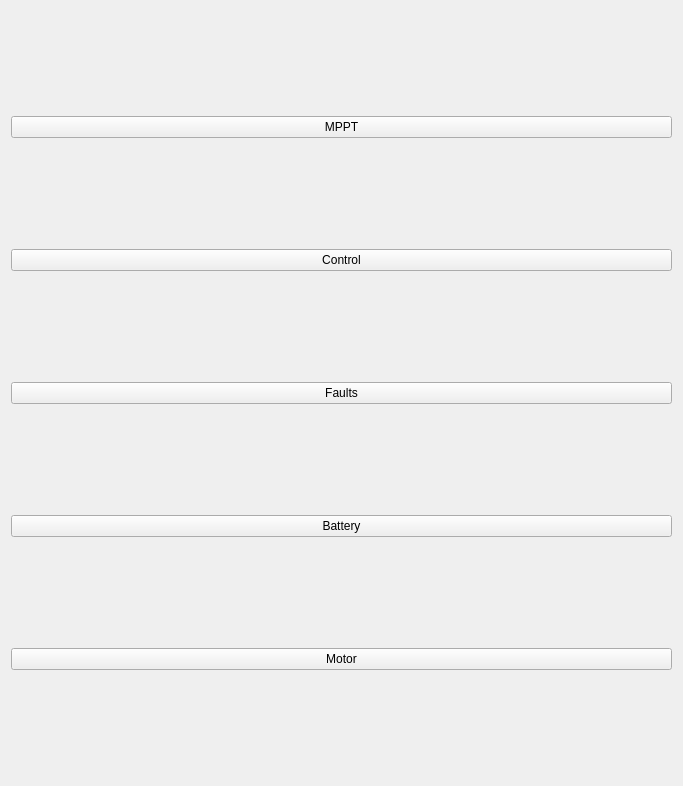
This is src/ViewLayer/DebugDisplay/HomePage/HomePageUi/HomePageUi.ui in UCSolarCarTeam/Epsilon-Dashboard as Qt 5 draws it before an edit. The edited form follows.
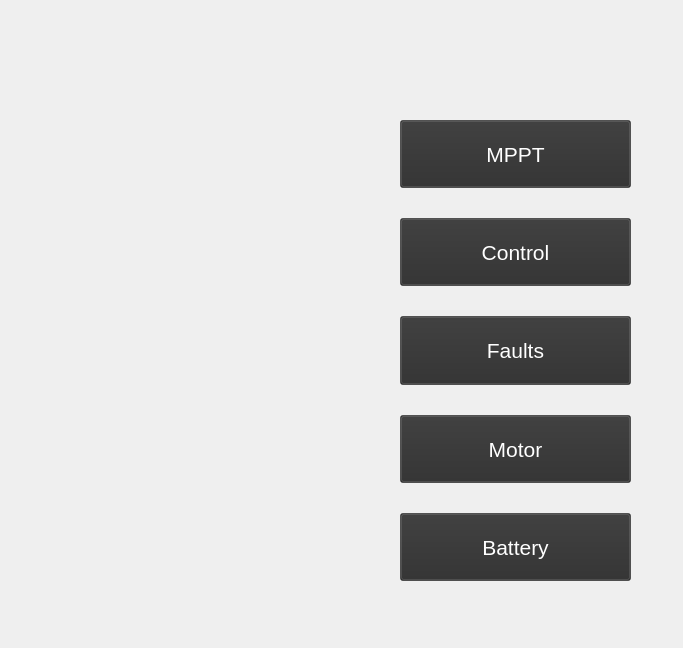
This is the edited form. Icons and pictures are not drawn.

```diff
--- a/src/ViewLayer/DebugDisplay/HomePage/HomePageUi/HomePageUi.ui
+++ b/src/ViewLayer/DebugDisplay/HomePage/HomePageUi/HomePageUi.ui
@@ -7,76 +7,205 @@
     <x>0</x>
     <y>0</y>
     <width>683</width>
-    <height>786</height>
+    <height>648</height>
    </rect>
   </property>
-  <property name="maximumSize">
-   <size>
-    <width>683</width>
-    <height>786</height>
-   </size>
-  </property>
   <property name="windowTitle">
    <string>Form</string>
   </property>
+  <property name="autoFillBackground">
+   <bool>true</bool>
+  </property>
+  <widget class="QLabel" name="label">
+   <property name="geometry">
+    <rect>
+     <x>50</x>
+     <y>40</y>
+     <width>281</width>
+     <height>601</height>
+    </rect>
+   </property>
+   <property name="text">
+    <string/>
+   </property>
+   <property name="pixmap">
+    <pixmap resource="../../../uiresources.qrc">:/Resource/Faults 2.png</pixmap>
+   </property>
+   <property name="scaledContents">
+    <bool>true</bool>
+   </property>
+  </widget>
+  <widget class="QWidget" name="">
+   <property name="geometry">
+    <rect>
+     <x>400</x>
+     <y>120</y>
+     <width>231</width>
+     <height>461</height>
+    </rect>
+   </property>
+   <property name="font">
+    <font>
+     <pointsize>16</pointsize>
+    </font>
+   </property>
+   <property name="focusPolicy">
+    <enum>Qt::NoFocus</enum>
+   </property>
   <property name="styleSheet">
-   <string notr="true"/>
-  </property>
-  <layout class="QVBoxLayout" name="verticalLayout">
-   <item>
+    <string>QPushButton { background-color: rgb(45, 45, 45,150); }
+</string>
+   </property>
+   <layout class="QGridLayout" name="gridLayout_2">
+    <property name="verticalSpacing">
+     <number>30</number>
+    </property>
+    <item row="0" column="0">
     <widget class="QPushButton" name="MPPT">
+      <property name="sizePolicy">
+       <sizepolicy hsizetype="Minimum" vsizetype="Preferred">
+        <horstretch>0</horstretch>
+        <verstretch>0</verstretch>
+       </sizepolicy>
+      </property>
+      <property name="font">
+       <font>
+        <pointsize>16</pointsize>
+       </font>
+      </property>
      <property name="focusPolicy">
       <enum>Qt::NoFocus</enum>
      </property>
      <property name="styleSheet">
-      <string notr="true">font: 9pt &quot;Sans Serif&quot;;</string>
+       <string notr="true">QPushButton { 
+background-color: rgb(45, 45, 45,150); 
+color: white;
+}
+</string>
      </property>
      <property name="text">
       <string notr="true">MPPT</string>
      </property>
-     <property name="icon">
-      <iconset>
-       <normaloff>../../Desktop/Tab Background.png</normaloff>
-       <normalon>../../Desktop/Tab Background.png</normalon>../../Desktop/Tab Background.png</iconset>
-     </property>
-     <property name="iconSize">
-      <size>
-       <width>80</width>
-       <height>22</height>
-      </size>
-     </property>
-    </widget>
-   </item>
-   <item>
+     </widget>
+    </item>
+    <item row="1" column="0">
     <widget class="QPushButton" name="controlButton">
+      <property name="sizePolicy">
+       <sizepolicy hsizetype="Minimum" vsizetype="Preferred">
+        <horstretch>0</horstretch>
+        <verstretch>0</verstretch>
+       </sizepolicy>
+      </property>
+      <property name="font">
+       <font>
+        <pointsize>16</pointsize>
+       </font>
+      </property>
+      <property name="focusPolicy">
+       <enum>Qt::NoFocus</enum>
+      </property>
+      <property name="styleSheet">
+       <string notr="true">QPushButton { 
+background-color: rgb(45, 45, 45,150); 
+color: white;
+}
+</string>
+      </property>
      <property name="text">
       <string>Control</string>
      </property>
     </widget>
    </item>
-   <item>
+    <item row="2" column="0">
     <widget class="QPushButton" name="faultButton">
+      <property name="sizePolicy">
+       <sizepolicy hsizetype="Minimum" vsizetype="Preferred">
+        <horstretch>0</horstretch>
+        <verstretch>0</verstretch>
+       </sizepolicy>
+      </property>
+      <property name="font">
+       <font>
+        <pointsize>16</pointsize>
+       </font>
+      </property>
+      <property name="focusPolicy">
+       <enum>Qt::NoFocus</enum>
+      </property>
+      <property name="styleSheet">
+       <string notr="true">QPushButton { 
+background-color: rgb(45, 45, 45,150); 
+color: white;
+}
+</string>
+      </property>
      <property name="text">
       <string>Faults</string>
      </property>
     </widget>
    </item>
-   <item>
-    <widget class="QPushButton" name="batteryButton">
-     <property name="text">
-      <string>Battery</string>
-     </property>
-    </widget>
-   </item>
-   <item>
+    <item row="3" column="0">
     <widget class="QPushButton" name="motorButton">
+      <property name="sizePolicy">
+       <sizepolicy hsizetype="Minimum" vsizetype="Preferred">
+        <horstretch>0</horstretch>
+        <verstretch>0</verstretch>
+       </sizepolicy>
+      </property>
+      <property name="font">
+       <font>
+        <pointsize>16</pointsize>
+       </font>
+      </property>
+      <property name="focusPolicy">
+       <enum>Qt::NoFocus</enum>
+      </property>
+      <property name="styleSheet">
+       <string notr="true">QPushButton { 
+background-color: rgb(45, 45, 45,150); 
+color: white;
+}
+</string>
+      </property>
      <property name="text">
       <string>Motor</string>
      </property>
     </widget>
    </item>
-  </layout>
- </widget>
- <resources/>
+    <item row="4" column="0">
+     <widget class="QPushButton" name="batteryButton">
+      <property name="sizePolicy">
+       <sizepolicy hsizetype="Minimum" vsizetype="Preferred">
+        <horstretch>0</horstretch>
+        <verstretch>0</verstretch>
+       </sizepolicy>
+      </property>
+      <property name="font">
+       <font>
+        <pointsize>16</pointsize>
+       </font>
+      </property>
+      <property name="focusPolicy">
+       <enum>Qt::NoFocus</enum>
+      </property>
+      <property name="styleSheet">
+       <string notr="true">QPushButton { 
+background-color: rgb(45, 45, 45,150); 
+color: white;
+}
+</string>
+      </property>
+      <property name="text">
+       <string>Battery</string>
+      </property>
+     </widget>
+    </item>
+   </layout>
+  </widget>
+ </widget>
+ <resources>
+  <include location="../../../uiresources.qrc"/>
+  <include location="../../../uiresources.qrc"/>
+ </resources>
  <connections/>
 </ui>
```
Lines whose indentation alone changed are shown as unchanged.
